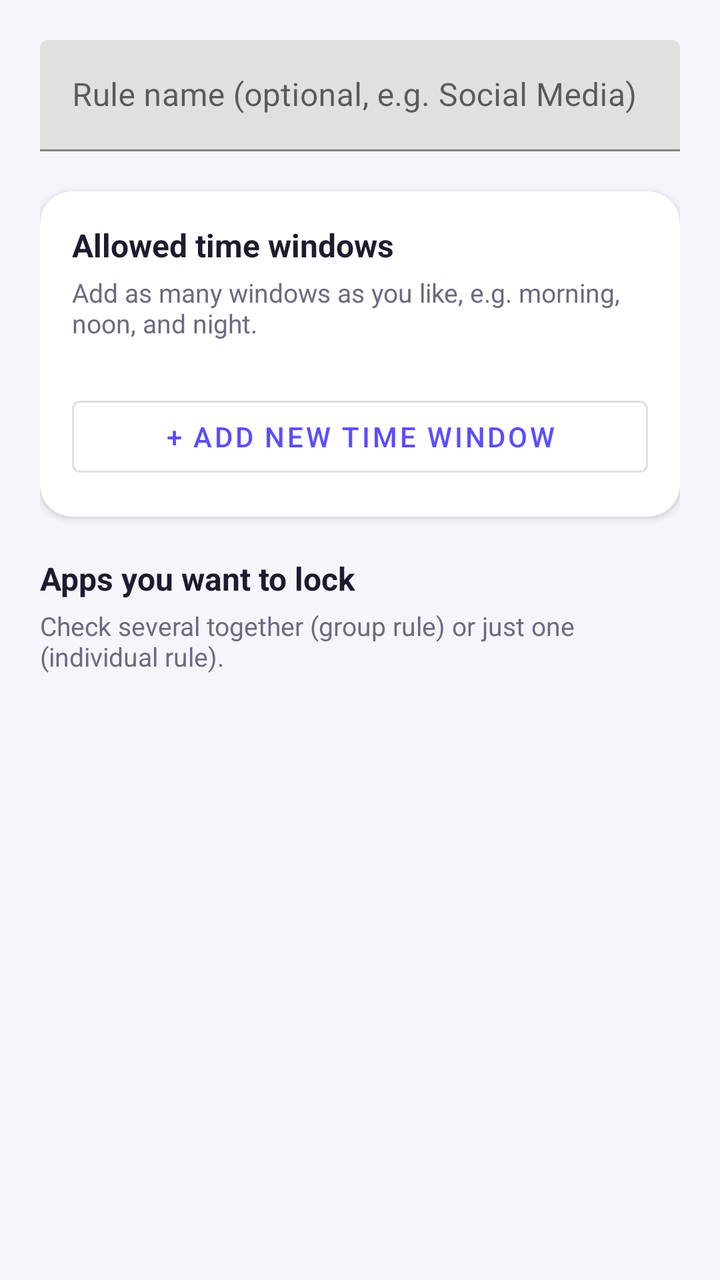
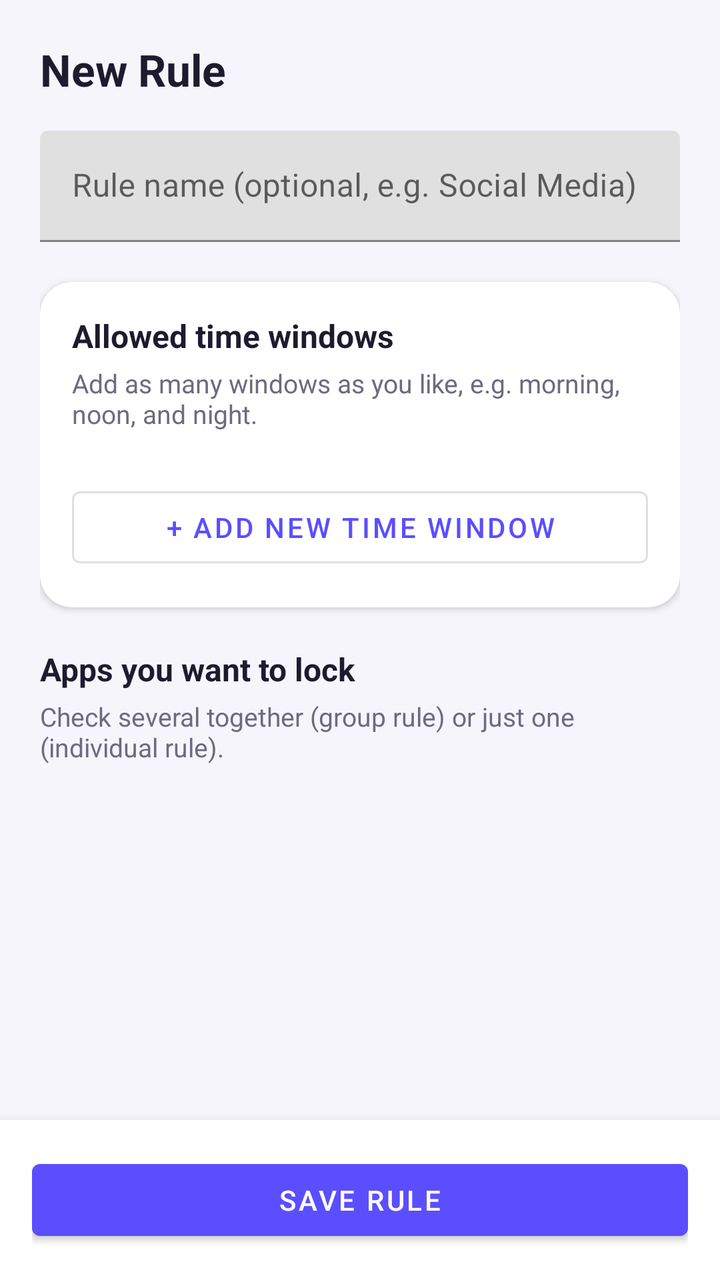

An Android layout rendered at two revisions. The XML below is the earlier revision; the diff shows what the commit changed to produce the second picture.
<!-- AndroidManifest.xml: application theme Theme.SocialTimeLock -->
<!-- res/layout/activity_group_edit.xml -->
<?xml version="1.0" encoding="utf-8"?>
<androidx.coordinatorlayout.widget.CoordinatorLayout xmlns:android="http://schemas.android.com/apk/res/android"
    xmlns:app="http://schemas.android.com/apk/res-auto"
    android:layout_width="match_parent"
    android:layout_height="match_parent"
    android:background="@color/background">

    <androidx.core.widget.NestedScrollView
        android:layout_width="match_parent"
        android:layout_height="match_parent">

        <LinearLayout
            android:layout_width="match_parent"
            android:layout_height="wrap_content"
            android:orientation="vertical"
            android:padding="20dp">

            <com.google.android.material.textfield.TextInputLayout
                android:layout_width="match_parent"
                android:layout_height="wrap_content"
                android:hint="@string/group_name_hint"
                android:layout_marginBottom="20dp">

                <com.google.android.material.textfield.TextInputEditText
                    android:id="@+id/groupNameInput"
                    android:layout_width="match_parent"
                    android:layout_height="wrap_content" />

            </com.google.android.material.textfield.TextInputLayout>

            <androidx.cardview.widget.CardView
                android:layout_width="match_parent"
                android:layout_height="wrap_content"
                app:cardCornerRadius="16dp"
                app:cardElevation="2dp"
                app:cardBackgroundColor="@color/card"
                android:layout_marginBottom="20dp">

                <LinearLayout
                    android:layout_width="match_parent"
                    android:layout_height="wrap_content"
                    android:orientation="vertical"
                    android:padding="16dp">

                    <TextView
                        android:layout_width="wrap_content"
                        android:layout_height="wrap_content"
                        android:text="@string/title_time_range"
                        android:textColor="@color/text_main"
                        android:textSize="16sp"
                        android:textStyle="bold"
                        android:layout_marginBottom="4dp" />

                    <TextView
                        android:layout_width="wrap_content"
                        android:layout_height="wrap_content"
                        android:text="@string/time_range_hint"
                        android:textColor="@color/text_secondary"
                        android:textSize="13sp"
                        android:layout_marginBottom="12dp" />

                    <LinearLayout
                        android:id="@+id/rangesContainer"
                        android:layout_width="match_parent"
                        android:layout_height="wrap_content"
                        android:orientation="vertical"
                        android:divider="@drawable/divider_line"
                        android:showDividers="middle" />

                    <com.google.android.material.button.MaterialButton
                        android:id="@+id/btnAddRange"
                        style="@style/Widget.MaterialComponents.Button.OutlinedButton"
                        android:layout_width="match_parent"
                        android:layout_height="wrap_content"
                        android:layout_marginTop="12dp"
                        android:text="@string/btn_add_range" />

                </LinearLayout>
            </androidx.cardview.widget.CardView>

            <TextView
                android:layout_width="wrap_content"
                android:layout_height="wrap_content"
                android:text="@string/title_choose_apps"
                android:textColor="@color/text_main"
                android:textSize="16sp"
                android:textStyle="bold"
                android:layout_marginBottom="4dp" />

            <TextView
                android:layout_width="wrap_content"
                android:layout_height="wrap_content"
                android:text="@string/choose_apps_hint"
                android:textColor="@color/text_secondary"
                android:textSize="13sp"
                android:layout_marginBottom="8dp" />

            <androidx.recyclerview.widget.RecyclerView
                android:id="@+id/appRecyclerView"
                android:layout_width="match_parent"
                android:layout_height="400dp"
                android:layout_marginBottom="20dp" />

            <com.google.android.material.button.MaterialButton
                android:id="@+id/btnSaveGroup"
                android:layout_width="match_parent"
                android:layout_height="wrap_content"
                android:text="@string/btn_save" />

            <com.google.android.material.button.MaterialButton
                android:id="@+id/btnDeleteGroup"
                style="@style/Widget.MaterialComponents.Button.TextButton"
                android:layout_width="match_parent"
                android:layout_height="wrap_content"
                android:textColor="#E0455C"
                android:text="@string/btn_delete_group"
                android:visibility="gone" />

        </LinearLayout>
    </androidx.core.widget.NestedScrollView>
</androidx.coordinatorlayout.widget.CoordinatorLayout>
<!-- resources referenced by this layout -->
<resources>
  <color name="background">#F6F5FB</color>
  <color name="card">#FFFFFF</color>
  <color name="text_main">#1E1B2E</color>
  <color name="text_secondary">#6E6A80</color>
  <!-- drawable divider_line (drawable) -->
  <?xml version="1.0" encoding="utf-8"?>
  <shape xmlns:android="http://schemas.android.com/apk/res/android"
      android:shape="rectangle">
      <size android:height="1dp" />
      <solid android:color="#E5E3F0" />
  </shape>
  <string name="btn_add_range">+ Add New Time Window</string>
  <string name="btn_delete_group">Delete This Rule</string>
  <string name="btn_save">Save Settings</string>
  <string name="choose_apps_hint">Check several together (group rule) or just one (individual rule).</string>
  <string name="group_name_hint">Rule name (optional, e.g. "Social Media")</string>
  <string name="time_range_hint">Add as many windows as you like, e.g. morning, noon, and night.</string>
  <string name="title_choose_apps">Apps you want to lock</string>
  <string name="title_time_range">Allowed time windows</string>
  <style name="Theme.SocialTimeLock" parent="Theme.MaterialComponents.DayNight.NoActionBar">
          <item name="colorPrimary">@color/primary</item>
          <item name="colorPrimaryDark">@color/primary_dark</item>
          <item name="colorAccent">@color/primary</item>
          <item name="android:windowBackground">@color/background</item>
      </style>
  <color name="primary">#5B4EFF</color>
  <color name="primary_dark">#3E32D6</color>
</resources>

<!-- the commit's change to res/layout/activity_group_edit.xml (unified diff, before → after) -->
@@ -1,19 +1,30 @@
 <?xml version="1.0" encoding="utf-8"?>
-<androidx.coordinatorlayout.widget.CoordinatorLayout xmlns:android="http://schemas.android.com/apk/res/android"
+<LinearLayout xmlns:android="http://schemas.android.com/apk/res/android"
     xmlns:app="http://schemas.android.com/apk/res-auto"
     android:layout_width="match_parent"
     android:layout_height="match_parent"
+    android:orientation="vertical"
     android:background="@color/background">
 
     <androidx.core.widget.NestedScrollView
         android:layout_width="match_parent"
-        android:layout_height="match_parent">
+        android:layout_height="0dp"
+        android:layout_weight="1">
 
         <LinearLayout
             android:layout_width="match_parent"
             android:layout_height="wrap_content"
             android:orientation="vertical"
             android:padding="20dp">
+
+            <TextView
+                android:layout_width="wrap_content"
+                android:layout_height="wrap_content"
+                android:text="@string/title_new_or_edit_rule"
+                android:textColor="@color/text_main"
+                android:textSize="22sp"
+                android:textStyle="bold"
+                android:layout_marginBottom="16dp" />
 
             <com.google.android.material.textfield.TextInputLayout
                 android:layout_width="match_parent"
@@ -98,24 +109,36 @@
             <androidx.recyclerview.widget.RecyclerView
                 android:id="@+id/appRecyclerView"
                 android:layout_width="match_parent"
-                android:layout_height="400dp"
-                android:layout_marginBottom="20dp" />
-
-            <com.google.android.material.button.MaterialButton
-                android:id="@+id/btnSaveGroup"
-                android:layout_width="match_parent"
-                android:layout_height="wrap_content"
-                android:text="@string/btn_save" />
-
-            <com.google.android.material.button.MaterialButton
-                android:id="@+id/btnDeleteGroup"
-                style="@style/Widget.MaterialComponents.Button.TextButton"
-                android:layout_width="match_parent"
-                android:layout_height="wrap_content"
-                android:textColor="#E0455C"
-                android:text="@string/btn_delete_group"
-                android:visibility="gone" />
+                android:layout_height="400dp" />
 
         </LinearLayout>
     </androidx.core.widget.NestedScrollView>
-</androidx.coordinatorlayout.widget.CoordinatorLayout>
+
+    
+    <LinearLayout
+        android:layout_width="match_parent"
+        android:layout_height="wrap_content"
+        android:orientation="vertical"
+        android:background="@color/card"
+        android:elevation="8dp"
+        android:padding="16dp">
+
+        <com.google.android.material.button.MaterialButton
+            android:id="@+id/btnSaveGroup"
+            android:layout_width="match_parent"
+            android:layout_height="wrap_content"
+            android:text="@string/btn_save_rule" />
+
+        <com.google.android.material.button.MaterialButton
+            android:id="@+id/btnDeleteGroup"
+            style="@style/Widget.MaterialComponents.Button.TextButton"
+            android:layout_width="match_parent"
+            android:layout_height="wrap_content"
+            android:layout_marginTop="4dp"
+            android:textColor="#E0455C"
+            android:text="@string/btn_delete_group"
+            android:visibility="gone" />
+
+    </LinearLayout>
+
+</LinearLayout>
<!-- resource entries referenced after the edit -->
@@ -13,11 +13,12 @@
   </shape>
   <string name="btn_add_range">+ Add New Time Window</string>
   <string name="btn_delete_group">Delete This Rule</string>
-  <string name="btn_save">Save Settings</string>
+  <string name="btn_save_rule">Save Rule</string>
   <string name="choose_apps_hint">Check several together (group rule) or just one (individual rule).</string>
   <string name="group_name_hint">Rule name (optional, e.g. "Social Media")</string>
   <string name="time_range_hint">Add as many windows as you like, e.g. morning, noon, and night.</string>
   <string name="title_choose_apps">Apps you want to lock</string>
+  <string name="title_new_or_edit_rule">New Rule</string>
   <string name="title_time_range">Allowed time windows</string>
   <style name="Theme.SocialTimeLock" parent="Theme.MaterialComponents.DayNight.NoActionBar">
           <item name="colorPrimary">@color/primary</item>
